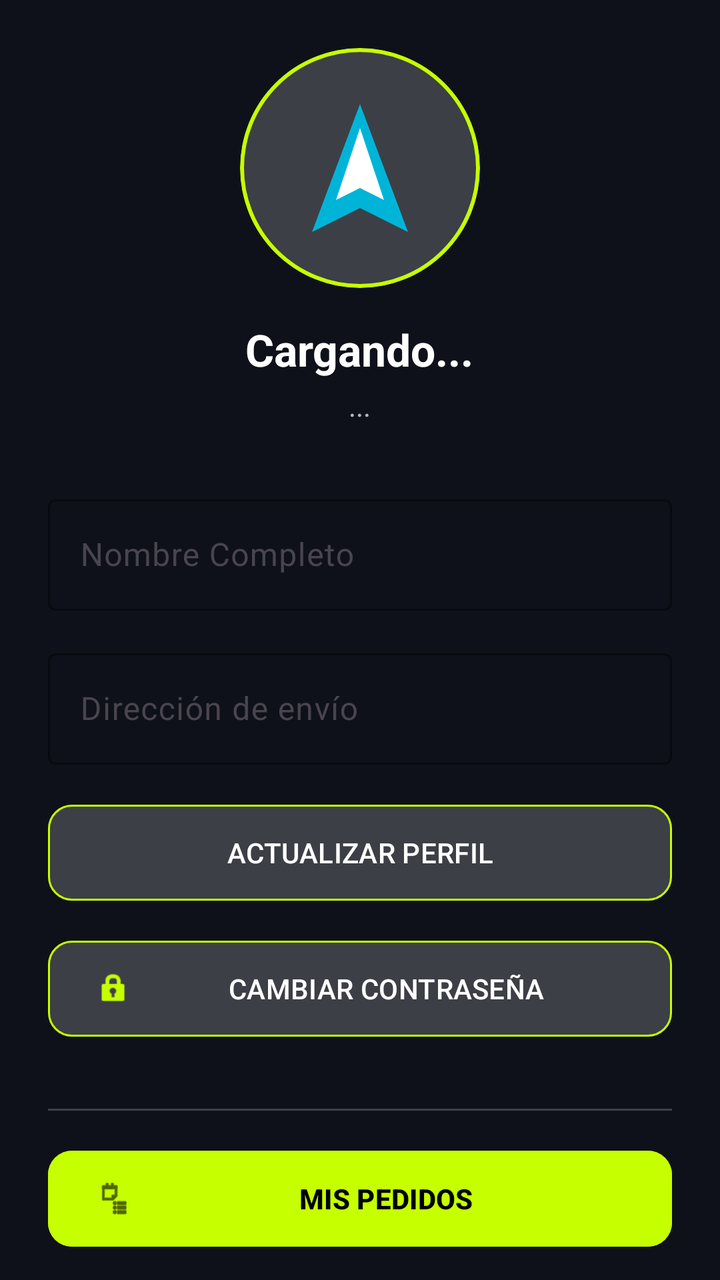
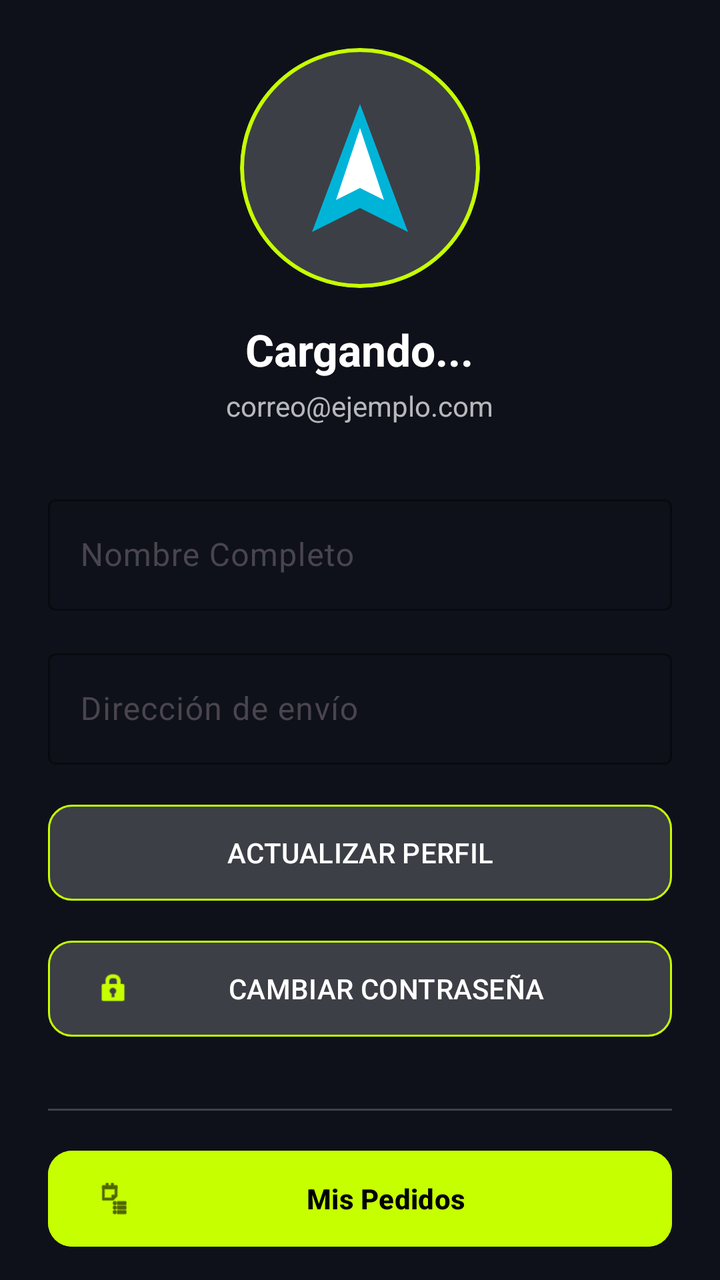

An Android layout rendered at two revisions. The XML below is the earlier revision; the diff shows what the commit changed to produce the second picture.
<!-- AndroidManifest.xml: application theme Theme.VoltCore -->
<!-- res/layout/fragment_buyer_profile.xml -->
<?xml version="1.0" encoding="utf-8"?>
<androidx.core.widget.NestedScrollView xmlns:android="http://schemas.android.com/apk/res/android"
    xmlns:app="http://schemas.android.com/apk/res-auto"
    android:layout_width="match_parent"
    android:layout_height="match_parent"
    android:background="@color/volt_background">

    <LinearLayout
        android:layout_width="match_parent"
        android:layout_height="wrap_content"
        android:orientation="vertical"
        android:padding="24dp"
        android:gravity="center_horizontal">

        
        <com.google.android.material.card.MaterialCardView
            android:layout_width="120dp"
            android:layout_height="120dp"
            app:cardCornerRadius="60dp"
            app:strokeColor="@color/volt_primary"
            app:strokeWidth="2dp"
            android:layout_marginBottom="16dp">
            <ImageView
                android:layout_width="match_parent"
                android:layout_height="match_parent"
                android:src="@drawable/ic_voltcore_logo"
                android:padding="20dp"
                android:scaleType="centerInside"
                android:background="@color/glass_surface"
                android:contentDescription="Foto de perfil"/>
        </com.google.android.material.card.MaterialCardView>

        <TextView
            android:id="@+id/tvProfileName"
            android:layout_width="wrap_content"
            android:layout_height="wrap_content"
            android:text="Cargando..."
            android:textColor="@color/white"
            android:textSize="22sp"
            android:textStyle="bold"
            android:layout_marginBottom="4dp"/>

        <TextView
            android:id="@+id/tvProfileEmail"
            android:layout_width="wrap_content"
            android:layout_height="wrap_content"
            android:text="..."
            android:textColor="#B3FFFFFF"
            android:layout_marginBottom="32dp"/>

        <com.google.android.material.textfield.TextInputLayout
            android:id="@+id/tilFullName"
            android:layout_width="match_parent"
            android:layout_height="wrap_content"
            android:hint="Nombre Completo"
            style="@style/Widget.Material3.TextInputLayout.OutlinedBox"
            android:layout_marginBottom="16dp"
            app:boxStrokeColor="@color/volt_primary"
            app:hintTextColor="@color/volt_primary">
            <com.google.android.material.textfield.TextInputEditText
                android:id="@+id/etFullName"
                android:layout_width="match_parent"
                android:layout_height="wrap_content"
                android:textColor="@color/white" />
        </com.google.android.material.textfield.TextInputLayout>

        <com.google.android.material.textfield.TextInputLayout
            android:id="@+id/tilAddress"
            android:layout_width="match_parent"
            android:layout_height="wrap_content"
            android:hint="Dirección de envío"
            style="@style/Widget.Material3.TextInputLayout.OutlinedBox"
            android:layout_marginBottom="16dp"
            app:boxStrokeColor="@color/volt_primary"
            app:hintTextColor="@color/volt_primary">
            <com.google.android.material.textfield.TextInputEditText
                android:id="@+id/etAddress"
                android:layout_width="match_parent"
                android:layout_height="wrap_content"
                android:textColor="@color/white" />
        </com.google.android.material.textfield.TextInputLayout>


        <com.google.android.material.button.MaterialButton
            android:id="@+id/btnSaveProfile"
            android:layout_width="match_parent"
            android:layout_height="56dp"
            android:text="ACTUALIZAR PERFIL"
            android:backgroundTint="@color/glass_surface"
            android:textColor="@color/white"
            app:strokeColor="@color/volt_primary"
            app:strokeWidth="1dp"
            app:cornerRadius="12dp"
            android:layout_marginBottom="12dp"/>

        <com.google.android.material.button.MaterialButton
            android:id="@+id/btnChangePassword"
            android:layout_width="match_parent"
            android:layout_height="56dp"
            android:text="CAMBIAR CONTRASEÑA"
            android:backgroundTint="@color/glass_surface"
            android:textColor="@color/white"
            app:strokeColor="@color/volt_primary"
            app:strokeWidth="1dp"
            app:cornerRadius="12dp"
            android:layout_marginBottom="16dp"
            app:icon="@android:drawable/ic_lock_idle_lock"
            app:iconTint="@color/volt_primary"/>

        <View
            android:layout_width="match_parent"
            android:layout_height="1dp"
            android:background="@color/glass_stroke"
            android:layout_marginVertical="16dp"/>

        <com.google.android.material.button.MaterialButton
            android:id="@+id/btnMyOrders"
            android:layout_width="match_parent"
            android:layout_height="56dp"
            android:text="MIS PEDIDOS"
            android:backgroundTint="@color/volt_primary"
            android:textColor="@color/black"
            android:textStyle="bold"
            app:cornerRadius="12dp"
            app:icon="@android:drawable/ic_menu_agenda"
            app:iconTint="@color/black" />

    </LinearLayout>
</androidx.core.widget.NestedScrollView>
<!-- resources referenced by this layout -->
<resources>
  <color name="black">#FF000000</color>
  <color name="glass_stroke">#33FFFFFF</color>
  <color name="glass_surface">#1AFFFFFF</color>
  <color name="volt_background">#0F111A</color>
  <color name="volt_primary">#C6FF00</color>
  <color name="white">#FFFFFFFF</color>
  <!-- drawable ic_voltcore_logo (drawable) -->
  <vector xmlns:android="http://schemas.android.com/apk/res/android"
      android:width="200dp"
      android:height="200dp"
      android:viewportWidth="200"
      android:viewportHeight="200">
      <path
          android:fillColor="#00B4D8"
          android:pathData="M100,20 L160,180 L100,150 L40,180 Z" />
      <path
          android:fillColor="#FFFFFF"
          android:pathData="M100,50 L130,140 L100,125 L70,140 Z" />
  </vector>
  <style name="Theme.VoltCore" parent="Base.Theme.VoltCore" />
  <style name="Base.Theme.VoltCore" parent="Theme.Material3.DayNight.NoActionBar">
          
          <item name="colorPrimary">@color/volt_primary</item>
          <item name="android:windowBackground">@color/volt_background</item>
          <item name="colorSurface">@color/glass_surface</item>
          <item name="colorOnSurface">@color/white</item>
      </style>
</resources>

<!-- the commit's change to res/layout/fragment_buyer_profile.xml (unified diff, before → after) -->
@@ -27,14 +27,14 @@
                 android:padding="20dp"
                 android:scaleType="centerInside"
                 android:background="@color/glass_surface"
-                android:contentDescription="Foto de perfil"/>
+                android:contentDescription="@string/profile_photo_desc"/>
         </com.google.android.material.card.MaterialCardView>
 
         <TextView
             android:id="@+id/tvProfileName"
             android:layout_width="wrap_content"
             android:layout_height="wrap_content"
-            android:text="Cargando..."
+            android:text="@string/profile_loading"
             android:textColor="@color/white"
             android:textSize="22sp"
             android:textStyle="bold"
@@ -44,15 +44,15 @@
             android:id="@+id/tvProfileEmail"
             android:layout_width="wrap_content"
             android:layout_height="wrap_content"
-            android:text="..."
-            android:textColor="#B3FFFFFF"
+            android:text="@string/placeholder_email"
+            android:textColor="@color/white_70"
             android:layout_marginBottom="32dp"/>
 
         <com.google.android.material.textfield.TextInputLayout
             android:id="@+id/tilFullName"
             android:layout_width="match_parent"
             android:layout_height="wrap_content"
-            android:hint="Nombre Completo"
+            android:hint="@string/full_name_label"
             style="@style/Widget.Material3.TextInputLayout.OutlinedBox"
             android:layout_marginBottom="16dp"
             app:boxStrokeColor="@color/volt_primary"
@@ -68,7 +68,7 @@
             android:id="@+id/tilAddress"
             android:layout_width="match_parent"
             android:layout_height="wrap_content"
-            android:hint="Dirección de envío"
+            android:hint="@string/shipping_address_label"
             style="@style/Widget.Material3.TextInputLayout.OutlinedBox"
             android:layout_marginBottom="16dp"
             app:boxStrokeColor="@color/volt_primary"
@@ -85,7 +85,7 @@
             android:id="@+id/btnSaveProfile"
             android:layout_width="match_parent"
             android:layout_height="56dp"
-            android:text="ACTUALIZAR PERFIL"
+            android:text="@string/update_profile"
             android:backgroundTint="@color/glass_surface"
             android:textColor="@color/white"
             app:strokeColor="@color/volt_primary"
@@ -97,7 +97,7 @@
             android:id="@+id/btnChangePassword"
             android:layout_width="match_parent"
             android:layout_height="56dp"
-            android:text="CAMBIAR CONTRASEÑA"
+            android:text="@string/change_password"
             android:backgroundTint="@color/glass_surface"
             android:textColor="@color/white"
             app:strokeColor="@color/volt_primary"
@@ -117,7 +117,7 @@
             android:id="@+id/btnMyOrders"
             android:layout_width="match_parent"
             android:layout_height="56dp"
-            android:text="MIS PEDIDOS"
+            android:text="@string/order_history"
             android:backgroundTint="@color/volt_primary"
             android:textColor="@color/black"
             android:textStyle="bold"
<!-- resource entries referenced after the edit -->
@@ -6,6 +6,7 @@
   <color name="volt_background">#0F111A</color>
   <color name="volt_primary">#C6FF00</color>
   <color name="white">#FFFFFFFF</color>
+  <color name="white_70">#B3FFFFFF</color>
   <!-- drawable ic_voltcore_logo (drawable) -->
   <vector xmlns:android="http://schemas.android.com/apk/res/android"
       android:width="200dp"
@@ -19,6 +20,14 @@
           android:fillColor="#FFFFFF"
           android:pathData="M100,50 L130,140 L100,125 L70,140 Z" />
   </vector>
+  <string name="change_password">CAMBIAR CONTRASEÑA</string>
+  <string name="full_name_label">Nombre Completo</string>
+  <string name="order_history">Mis Pedidos</string>
+  <string name="placeholder_email">correo@ejemplo.com</string>
+  <string name="profile_loading">Cargando...</string>
+  <string name="profile_photo_desc">Foto de perfil</string>
+  <string name="shipping_address_label">Dirección de envío</string>
+  <string name="update_profile">ACTUALIZAR PERFIL</string>
   <style name="Theme.VoltCore" parent="Base.Theme.VoltCore" />
   <style name="Base.Theme.VoltCore" parent="Theme.Material3.DayNight.NoActionBar">
           
